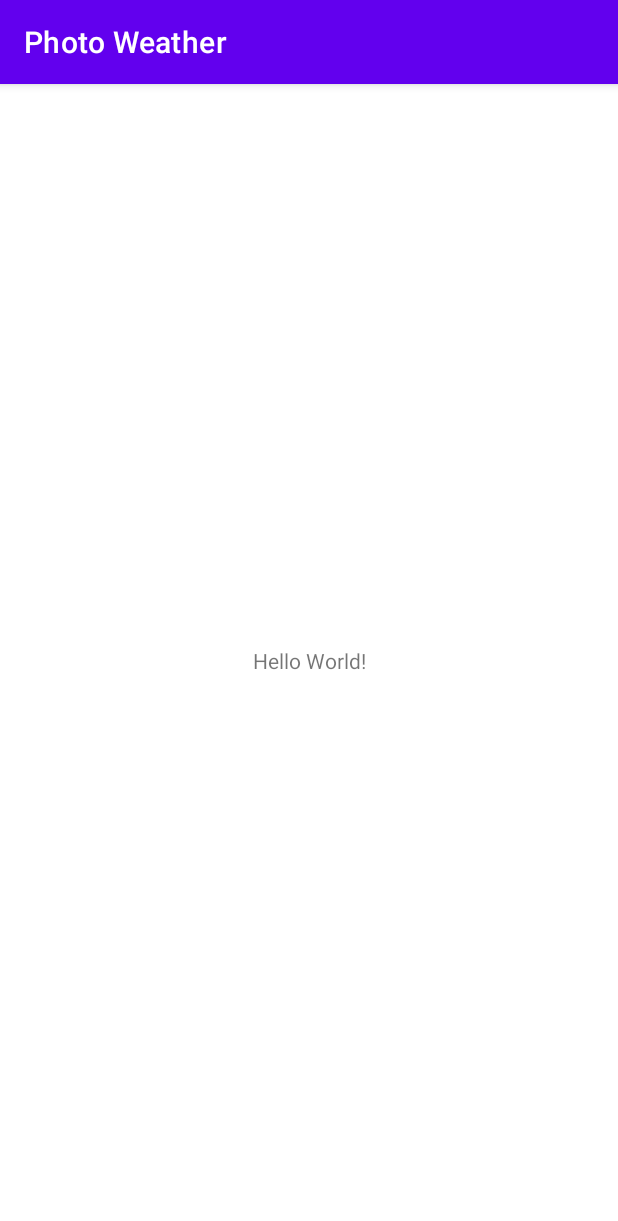
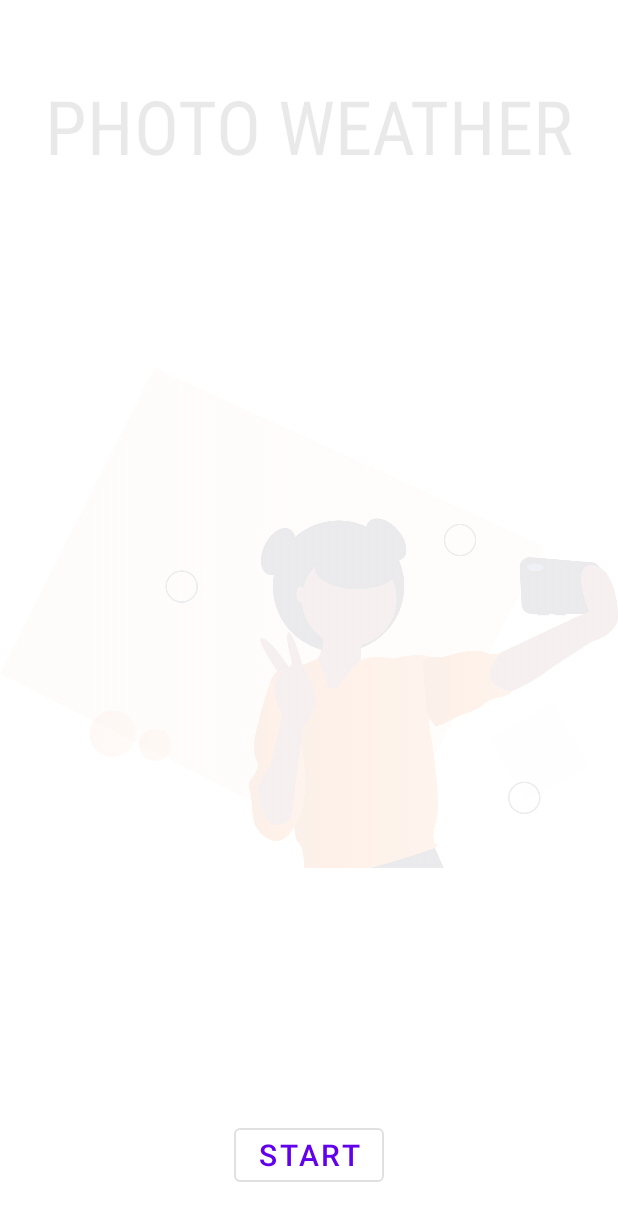
Before and after one commit to TaowfiK/Photo-Weather-App, an Android app: the screen it shows after launch (MainActivity), on a phone screen of 412 x 824 dp. Shown: the top 1221 px of the screen. Run offline under Robolectric (Android 15) with nearby library versions, the phone set to English and light mode, and no system bars.

Commit message:
add splash screen with animation

```diff
--- a/app/src/main/java/com/example/photoweather/MainActivity.java
+++ b/app/src/main/java/com/example/photoweather/MainActivity.java
@@ -3,6 +3,10 @@ package com.example.photoweather;
 import androidx.appcompat.app.AppCompatActivity;
 
 import android.os.Bundle;
+import android.view.WindowManager;
+
+import com.example.photoweather.utils.GuiManager;
+import com.example.photoweather.views.SplashScreenFragment;
 
 public class MainActivity extends AppCompatActivity {
 
@@ -10,5 +14,13 @@ public class MainActivity extends AppCompatActivity {
     protected void onCreate(Bundle savedInstanceState) {
         super.onCreate(savedInstanceState);
         setContentView(R.layout.activity_main);
+
+        //fullscreen
+        getWindow().setFlags(WindowManager.LayoutParams.FLAG_FULLSCREEN,
+                WindowManager.LayoutParams.FLAG_FULLSCREEN);
+
+        GuiManager.getInstance().setFragmentManager(getSupportFragmentManager());
+        GuiManager.getInstance().setFragmentFrame(R.id.fragment_container);
+        GuiManager.getInstance().setCurrentFragment(new SplashScreenFragment(), 0, 0);
     }
 }
--- /dev/null
+++ b/app/src/main/java/com/example/photoweather/utils/AppUtils.java
@@ -0,0 +1,9 @@
+package com.example.photoweather.utils;
+
+import android.content.Context;
+import android.view.WindowManager;
+
+public class AppUtils {
+
+
+}
--- /dev/null
+++ b/app/src/main/java/com/example/photoweather/utils/GuiManager.java
@@ -0,0 +1,102 @@
+package com.example.photoweather.utils;
+
+import android.content.Context;
+import android.os.Bundle;
+import android.util.Log;
+
+import androidx.annotation.RestrictTo;
+import androidx.fragment.app.Fragment;
+import androidx.fragment.app.FragmentManager;
+
+
+public class GuiManager
+{
+
+    private final String TAG = this.getClass().getSimpleName();
+
+    private static GuiManager gui_manger = new GuiManager();
+
+    private FragmentManager fragmentManager;
+
+    private int fragmentFrame;
+
+    private int numberOfSubFragments;
+
+
+    public static GuiManager getInstance() {
+        return gui_manger;
+    }
+
+    public void setFragmentManager(FragmentManager fragmentManager) {
+        this.fragmentManager = fragmentManager;
+    }
+
+    public Fragment getCurrentFragment() {
+        return fragmentManager.findFragmentById(fragmentFrame);
+    }
+
+    public void setCurrentFragment(Fragment currentFragment, int slideInAnim, int slideOutAnim)
+    {
+        fragmentManager.beginTransaction()
+                .setCustomAnimations(slideInAnim, slideOutAnim)
+                .replace(fragmentFrame, currentFragment)
+                .commitAllowingStateLoss();
+    }
+
+
+    public void setCurrentFragment(Fragment fragment, Bundle bundle, int slideInAnim, int slideOutAnim){
+        fragment.setArguments(bundle);
+        fragmentManager.beginTransaction()
+                .setCustomAnimations(slideInAnim, slideOutAnim)
+                .replace(fragmentFrame, fragment)
+                .commitAllowingStateLoss();
+    }
+
+    public void setSubFragment(Fragment fragment, int slideInAnim, int slideOutAnim)
+    {
+        fragmentManager.beginTransaction()
+                .setCustomAnimations(slideInAnim, slideOutAnim)
+                .replace(fragmentFrame, fragment)
+                .addToBackStack(null)
+                .commit();
+        numberOfSubFragments++;
+    }
+
+    public void removeSubFragment()
+    {
+        if(numberOfSubFragments > 0)
+        {
+            numberOfSubFragments--;
+            fragmentManager.popBackStack();
+        }
+    }
+
+    public void refreshCurrentFragment()
+    {
+        fragmentManager.beginTransaction()
+                .detach(getCurrentFragment())
+                .attach(getCurrentFragment())
+                .commitAllowingStateLoss();
+    }
+
+    public void refreshCurrentFragment(Fragment fragment)
+    {
+        fragmentManager.beginTransaction()
+                .detach(getCurrentFragment())
+                .attach(fragment)
+                .commitAllowingStateLoss();
+    }
+
+
+    public void setFragmentFrame(int fragmentFrame)
+    {
+        this.fragmentFrame = fragmentFrame;
+    }
+
+    public int getNumberOfSubFragments()
+    {
+        return numberOfSubFragments;
+    }
+
+
+}
--- /dev/null
+++ b/app/src/main/java/com/example/photoweather/views/SplashScreenFragment.java
@@ -0,0 +1,81 @@
+package com.example.photoweather.views;
+
+import android.os.Bundle;
+import android.os.CountDownTimer;
+import android.view.LayoutInflater;
+import android.view.View;
+import android.view.ViewGroup;
+import android.view.animation.Animation;
+import android.view.animation.AnimationUtils;
+import android.widget.Button;
+import android.widget.ImageView;
+import android.widget.TextView;
+
+import androidx.annotation.NonNull;
+import androidx.annotation.Nullable;
+import androidx.fragment.app.Fragment;
+
+import com.example.photoweather.R;
+
+public class SplashScreenFragment extends Fragment {
+
+    // Constants
+    private final static String TAG = SplashScreenFragment.class.getSimpleName();
+
+    // Views
+    private ImageView splashScreenImageView;
+    private TextView photoWeatherTextView;
+    private TextView vibeTextView;
+    private Button startButton;
+
+    //animation
+    Animation topAnim, bottomAnim, vibeFadeInAnim, buttonFadeInAnim;
+
+    @Nullable
+    @Override
+    public View onCreateView(@NonNull LayoutInflater inflater, @Nullable ViewGroup container, @Nullable Bundle savedInstanceState) {
+        ViewGroup rootView = (ViewGroup) inflater.inflate(
+                R.layout.fragment_splash_screen, container, false);
+
+        return rootView;
+    }
+
+    @Override
+    public void onViewCreated(@NonNull View view, @Nullable Bundle savedInstanceState) {
+        super.onViewCreated(view, savedInstanceState);
+
+        //animation
+        topAnim = AnimationUtils.loadAnimation(getContext(), R.anim.top_animation);
+        bottomAnim = AnimationUtils.loadAnimation(getContext(), R.anim.bottom_animation);
+        vibeFadeInAnim = AnimationUtils.loadAnimation(getContext(), R.anim.fade_in_animation);
+        buttonFadeInAnim = AnimationUtils.loadAnimation(getContext(), R.anim.fade_in_animation);
+        topAnim.setDuration(1500);
+        bottomAnim.setDuration(1500);
+        vibeFadeInAnim.setDuration(4000);
+        buttonFadeInAnim.setDuration(1000);
+
+
+        //views
+        splashScreenImageView = view.findViewById(R.id.splash_image_view);
+        photoWeatherTextView = view.findViewById(R.id.photo_weather_text_view);
+        vibeTextView = view.findViewById(R.id.vibe_text_view);
+        startButton = view.findViewById(R.id.startButton);
+
+        photoWeatherTextView.setAnimation(topAnim);
+        splashScreenImageView.setAnimation(bottomAnim);
+        vibeTextView.setAnimation(vibeFadeInAnim);
+        startButton.setAnimation(buttonFadeInAnim);
+
+        new CountDownTimer(3000, 1000) {
+
+            public void onTick(long millisUntilFinished) {
+            }
+
+            public void onFinish() {
+                startButton.setVisibility(View.VISIBLE);
+            }
+
+        }.start();
+
+    }
+}
--- /dev/null
+++ b/app/src/main/res/anim/bottom_animation.xml
@@ -0,0 +1,11 @@
+<?xml version="1.0" encoding="utf-8"?>
+<set xmlns:android="http://schemas.android.com/apk/res/android">
+    <translate
+        android:fromXDelta="0%"
+        android:fromYDelta="100%"/>
+
+    <alpha
+        android:fromAlpha="0.1"
+        android:toAlpha="1.0"
+        />
+</set>
--- /dev/null
+++ b/app/src/main/res/anim/fade_in_animation.xml
@@ -0,0 +1,8 @@
+<?xml version="1.0" encoding="utf-8"?>
+<set xmlns:android="http://schemas.android.com/apk/res/android"
+    android:interpolator="@android:anim/linear_interpolator">
+    <alpha
+        android:fromAlpha="0"
+        android:toAlpha="1.0">
+    </alpha>
+</set>
--- /dev/null
+++ b/app/src/main/res/anim/top_animation.xml
@@ -0,0 +1,10 @@
+<?xml version="1.0" encoding="utf-8"?>
+<set xmlns:android="http://schemas.android.com/apk/res/android">
+    <translate
+        android:fromXDelta="0%"
+        android:fromYDelta="-100%"/>
+
+    <alpha
+        android:fromAlpha="0.1"
+        android:toAlpha="1.0" />
+</set>
--- a/app/src/main/res/layout/activity_main.xml
+++ b/app/src/main/res/layout/activity_main.xml
@@ -1,18 +1,16 @@
 <?xml version="1.0" encoding="utf-8"?>
-<androidx.constraintlayout.widget.ConstraintLayout xmlns:android="http://schemas.android.com/apk/res/android"
+<RelativeLayout xmlns:android="http://schemas.android.com/apk/res/android"
     xmlns:app="http://schemas.android.com/apk/res-auto"
     xmlns:tools="http://schemas.android.com/tools"
     android:layout_width="match_parent"
     android:layout_height="match_parent"
     tools:context=".MainActivity">
 
-    <TextView
-        android:layout_width="wrap_content"
-        android:layout_height="wrap_content"
-        android:text="Hello World!"
-        app:layout_constraintBottom_toBottomOf="parent"
-        app:layout_constraintLeft_toLeftOf="parent"
-        app:layout_constraintRight_toRightOf="parent"
-        app:layout_constraintTop_toTopOf="parent" />
+    <FrameLayout
+        android:id="@+id/fragment_container"
+        android:layout_width="match_parent"
+        android:layout_height="match_parent">
 
-</androidx.constraintlayout.widget.ConstraintLayout>
+    </FrameLayout>
+
+</RelativeLayout>
--- /dev/null
+++ b/app/src/main/res/layout/fragment_splash_screen.xml
@@ -0,0 +1,50 @@
+<?xml version="1.0" encoding="utf-8"?>
+<RelativeLayout xmlns:android="http://schemas.android.com/apk/res/android"
+    xmlns:app="http://schemas.android.com/apk/res-auto"
+    xmlns:tools="http://schemas.android.com/tools"
+    android:layout_width="match_parent"
+    android:layout_height="match_parent">
+
+    <ImageView
+        android:id="@+id/splash_image_view"
+        android:layout_width="wrap_content"
+        android:layout_height="wrap_content"
+        android:contentDescription="@string/selfie_photo"
+        android:src="@drawable/taking_selfie" />
+
+    <TextView
+        android:id="@+id/photo_weather_text_view"
+        android:layout_width="match_parent"
+        android:layout_height="wrap_content"
+        android:layout_marginTop="50dp"
+        android:fontFamily="sans-serif-condensed"
+        android:gravity="center"
+        android:textAllCaps="true"
+        android:text="@string/photo_weather"
+        android:textAppearance="@style/TextAppearance.AppCompat.Headline"
+        android:textSize="50sp" />
+
+    <TextView
+        android:id="@+id/vibe_text_view"
+        android:layout_width="match_parent"
+        android:layout_height="wrap_content"
+        android:layout_below="@id/photo_weather_text_view"
+        android:fontFamily="monospace"
+        android:gravity="center"
+        android:text="@string/capture_your_moment"
+        android:textSize="30sp" />
+
+    <Button
+        android:id="@+id/startButton"
+        style="@style/Widget.MaterialComponents.Button.OutlinedButton"
+        android:layout_width="wrap_content"
+        android:layout_height="wrap_content"
+        android:layout_alignParentBottom="true"
+        android:layout_centerHorizontal="true"
+        android:layout_marginBottom="30dp"
+        android:textSize="20sp"
+        android:visibility="gone"
+        android:text="@string/start" />
+
+
+</RelativeLayout>
--- a/app/src/main/res/values-night/themes.xml
+++ b/app/src/main/res/values-night/themes.xml
@@ -1,6 +1,6 @@
 <resources xmlns:tools="http://schemas.android.com/tools">
     <!-- Base application theme. -->
-    <style name="Theme.PhotoWeather" parent="Theme.MaterialComponents.DayNight.DarkActionBar">
+    <style name="Theme.PhotoWeather" parent="Theme.MaterialComponents.DayNight.NoActionBar">
         <!-- Primary brand color. -->
         <item name="colorPrimary">@color/purple_200</item>
         <item name="colorPrimaryVariant">@color/purple_700</item>
--- a/app/src/main/res/values/strings.xml
+++ b/app/src/main/res/values/strings.xml
@@ -1,3 +1,7 @@
 <resources>
     <string name="app_name">Photo Weather</string>
+    <string name="selfie_photo">Selfie Photo</string>
+    <string name="photo_weather">Photo Weather</string>
+    <string name="capture_your_moment">Capture Your Moment</string>
+    <string name="start">Start</string>
 </resources>
--- a/app/src/main/res/values/themes.xml
+++ b/app/src/main/res/values/themes.xml
@@ -1,6 +1,6 @@
 <resources xmlns:tools="http://schemas.android.com/tools">
     <!-- Base application theme. -->
-    <style name="Theme.PhotoWeather" parent="Theme.MaterialComponents.DayNight.DarkActionBar">
+    <style name="Theme.PhotoWeather" parent="Theme.MaterialComponents.DayNight.NoActionBar">
         <!-- Primary brand color. -->
         <item name="colorPrimary">@color/purple_500</item>
         <item name="colorPrimaryVariant">@color/purple_700</item>
```
